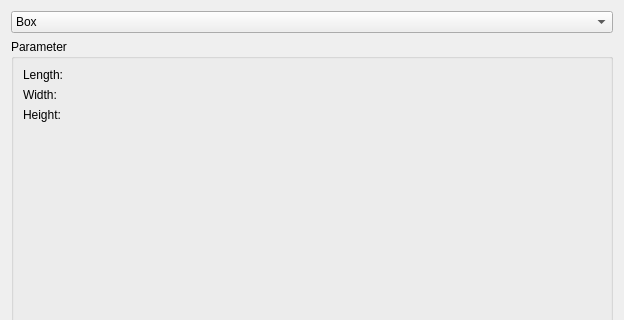
The window that freecad/chronoConcrete/gui/ui/LDPM_CSL_geometry.ui (Concrete-Chrono-Development/chrono-preprocessor) describes before a commit, drawn with Qt 5; both pictures show x 0 to 624 and y 0 to 320 of the 624 by 489 pixel window.
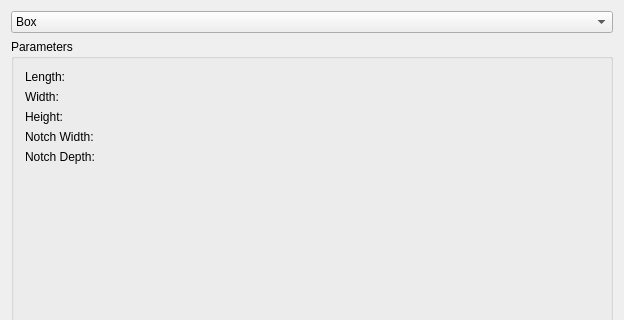
The same window after the commit. The open tabs and pages were chosen to show the change. Icons and pictures are not drawn. Custom widgets are drawn as their Qt base class.

```diff
--- a/freecad/chronoConcrete/gui/ui/LDPM_CSL_geometry.ui
+++ b/freecad/chronoConcrete/gui/ui/LDPM_CSL_geometry.ui
@@ -103,7 +103,7 @@
       <string notr="true">border-color: rgb(182, 182, 182);</string>
      </property>
      <property name="title">
-      <string>Parameter</string>
+      <string>Parameters</string>
      </property>
      <layout class="QGridLayout">
       <property name="leftMargin">
@@ -845,6 +845,164 @@
           </item>
          </layout>
         </widget>
+        <widget class="QWidget" name="page_3">
+         <layout class="QVBoxLayout" name="verticalLayout">
+          <item>
+           <layout class="QGridLayout" name="_2">
+            <property name="leftMargin">
+             <number>0</number>
+            </property>
+            <property name="topMargin">
+             <number>0</number>
+            </property>
+            <property name="rightMargin">
+             <number>0</number>
+            </property>
+            <property name="bottomMargin">
+             <number>0</number>
+            </property>
+            <property name="spacing">
+             <number>6</number>
+            </property>
+            <item row="1" column="2">
+             <widget class="Gui::QuantitySpinBox" name="notchBoxWidth" native="true">
+              <property name="keyboardTracking" stdset="0">
+               <bool>false</bool>
+              </property>
+              <property name="unit" stdset="0">
+               <string notr="true">mm</string>
+              </property>
+              <property name="value" stdset="0">
+               <double>10.000000000000000</double>
+              </property>
+             </widget>
+            </item>
+            <item row="0" column="0">
+             <widget class="QLabel" name="textLabel2_2">
+              <property name="text">
+               <string>Length:</string>
+              </property>
+             </widget>
+            </item>
+            <item row="1" column="0">
+             <widget class="QLabel" name="textLabel3_2">
+              <property name="text">
+               <string>Width:</string>
+              </property>
+             </widget>
+            </item>
+            <item row="0" column="2">
+             <widget class="Gui::QuantitySpinBox" name="notchBoxLength" native="true">
+              <property name="keyboardTracking" stdset="0">
+               <bool>false</bool>
+              </property>
+              <property name="unit" stdset="0">
+               <string notr="true">mm</string>
+              </property>
+              <property name="value" stdset="0">
+               <double>10.000000000000000</double>
+              </property>
+             </widget>
+            </item>
+            <item row="2" column="2">
+             <widget class="Gui::QuantitySpinBox" name="notchBoxHeight" native="true">
+              <property name="keyboardTracking" stdset="0">
+               <bool>false</bool>
+              </property>
+              <property name="unit" stdset="0">
+               <string notr="true">mm</string>
+              </property>
+              <property name="value" stdset="0">
+               <double>10.000000000000000</double>
+              </property>
+             </widget>
+            </item>
+            <item row="2" column="0">
+             <widget class="QLabel" name="textLabel4_2">
+              <property name="text">
+               <string>Height:</string>
+              </property>
+             </widget>
+            </item>
+           </layout>
+          </item>
+          <item>
+           <layout class="QGridLayout" name="_3">
+            <property name="leftMargin">
+             <number>0</number>
+            </property>
+            <property name="topMargin">
+             <number>0</number>
+            </property>
+            <property name="rightMargin">
+             <number>0</number>
+            </property>
+            <property name="bottomMargin">
+             <number>0</number>
+            </property>
+            <property name="spacing">
+             <number>6</number>
+            </property>
+            <item row="0" column="0">
+             <widget class="QLabel" name="textLabel2_3">
+              <property name="text">
+               <string>Notch Width:</string>
+              </property>
+             </widget>
+            </item>
+            <item row="0" column="2">
+             <widget class="Gui::QuantitySpinBox" name="notchWidth" native="true">
+              <property name="keyboardTracking" stdset="0">
+               <bool>false</bool>
+              </property>
+              <property name="unit" stdset="0">
+               <string notr="true">mm</string>
+              </property>
+              <property name="value" stdset="0">
+               <double>10.000000000000000</double>
+              </property>
+             </widget>
+            </item>
+            <item row="1" column="0">
+             <widget class="QLabel" name="textLabel3_3">
+              <property name="text">
+               <string>Notch Depth:</string>
+              </property>
+             </widget>
+            </item>
+            <item row="1" column="2">
+             <widget class="Gui::QuantitySpinBox" name="notchDepth" native="true">
+              <property name="keyboardTracking" stdset="0">
+               <bool>false</bool>
+              </property>
+              <property name="unit" stdset="0">
+               <string notr="true">mm</string>
+              </property>
+              <property name="value" stdset="0">
+               <double>10.000000000000000</double>
+              </property>
+             </widget>
+            </item>
+           </layout>
+          </item>
+          <item>
+           <spacer name="spacer">
+            <property name="orientation">
+             <enum>Qt::Vertical</enum>
+            </property>
+            <property name="sizeType">
+             <enum>QSizePolicy::Expanding</enum>
+            </property>
+            <property name="sizeHint" stdset="0">
+             <size>
+              <width>21</width>
+              <height>310</height>
+             </size>
+            </property>
+           </spacer>
+          </item>
+         </layout>
+        </widget>
         <widget class="QWidget" name="page">
          <layout class="QGridLayout" name="gridLayout_2">
           <item row="0" column="0">
```
Left out of the diff: 203 changed lines with no effect on the pictures.
